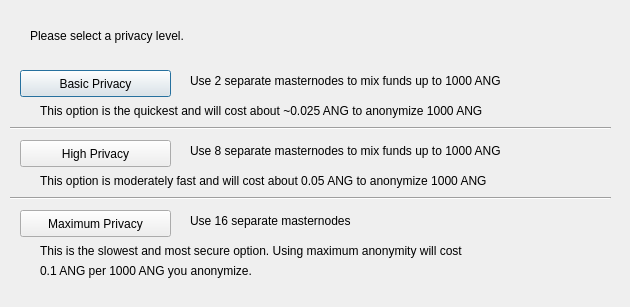
First picture: the form in src/qt/forms/darksendconfig.ui, repository CoinExample/ANG, before the edit.
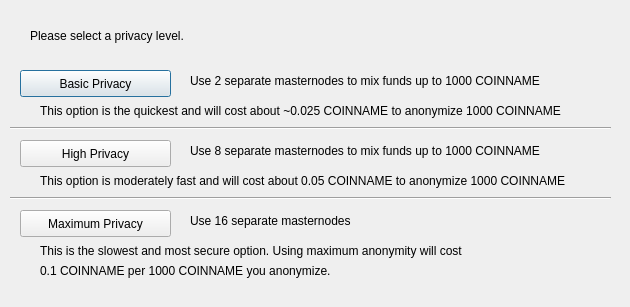
Second picture: the form after the edit.

```diff
--- a/src/qt/forms/darksendconfig.ui
+++ b/src/qt/forms/darksendconfig.ui
@@ -75,7 +75,7 @@
     </rect>
    </property>
    <property name="text">
-    <string>Use 2 separate masternodes to mix funds up to 1000 ANG</string>
+    <string>Use 2 separate masternodes to mix funds up to 1000 COINNAME</string>
    </property>
   </widget>
   <widget class="QLabel" name="label_3">
@@ -88,7 +88,7 @@
     </rect>
    </property>
    <property name="text">
-    <string>Use 8 separate masternodes to mix funds up to 1000 ANG</string>
+    <string>Use 8 separate masternodes to mix funds up to 1000 COINNAME</string>
    </property>
   </widget>
   <widget class="QLabel" name="label_4">
@@ -114,7 +114,7 @@
     </rect>
    </property>
    <property name="text">
-    <string>This option is the quickest and will cost about ~0.025 ANG to anonymize 1000 ANG</string>
+    <string>This option is the quickest and will cost about ~0.025 COINNAME to anonymize 1000 COINNAME</string>
    </property>
   </widget>
   <widget class="QLabel" name="label_7">
@@ -127,7 +127,7 @@
     </rect>
    </property>
    <property name="text">
-    <string>This option is moderately fast and will cost about 0.05 ANG to anonymize 1000 ANG</string>
+    <string>This option is moderately fast and will cost about 0.05 COINNAME to anonymize 1000 COINNAME</string>
    </property>
   </widget>
   <widget class="QLabel" name="label_8">
@@ -153,7 +153,7 @@
     </rect>
    </property>
    <property name="text">
-    <string>0.1 ANG per 1000 ANG you anonymize.</string>
+    <string>0.1 COINNAME per 1000 COINNAME you anonymize.</string>
    </property>
   </widget>
   <widget class="Line" name="line">
```
